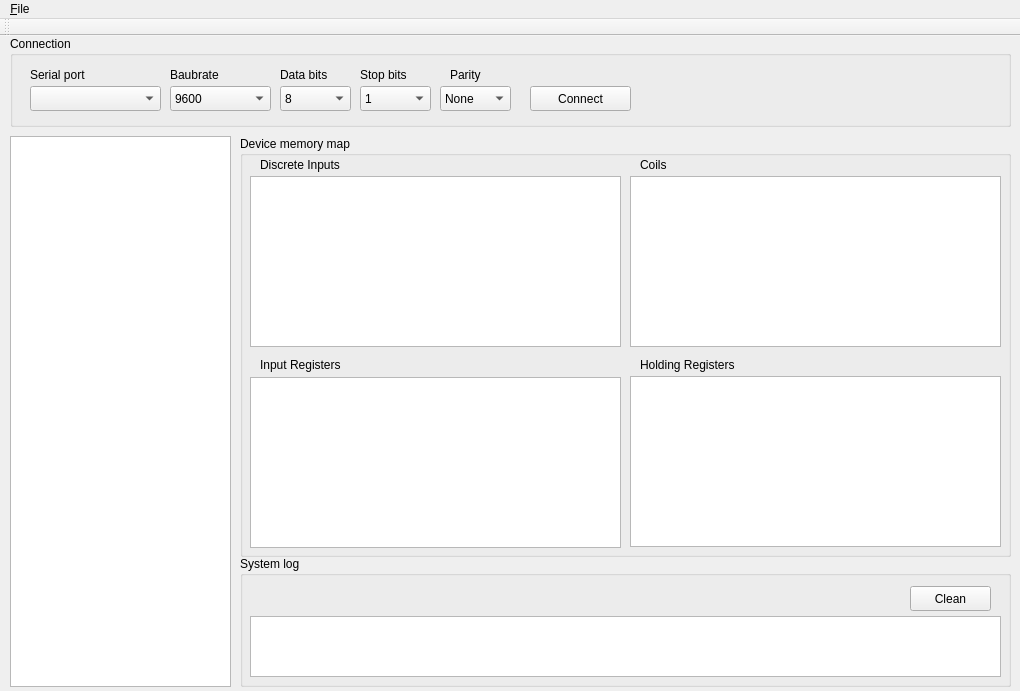
Qt form qslave-gui/forms/mainwindow.ui (maisvendoo/qslave) before a commit.
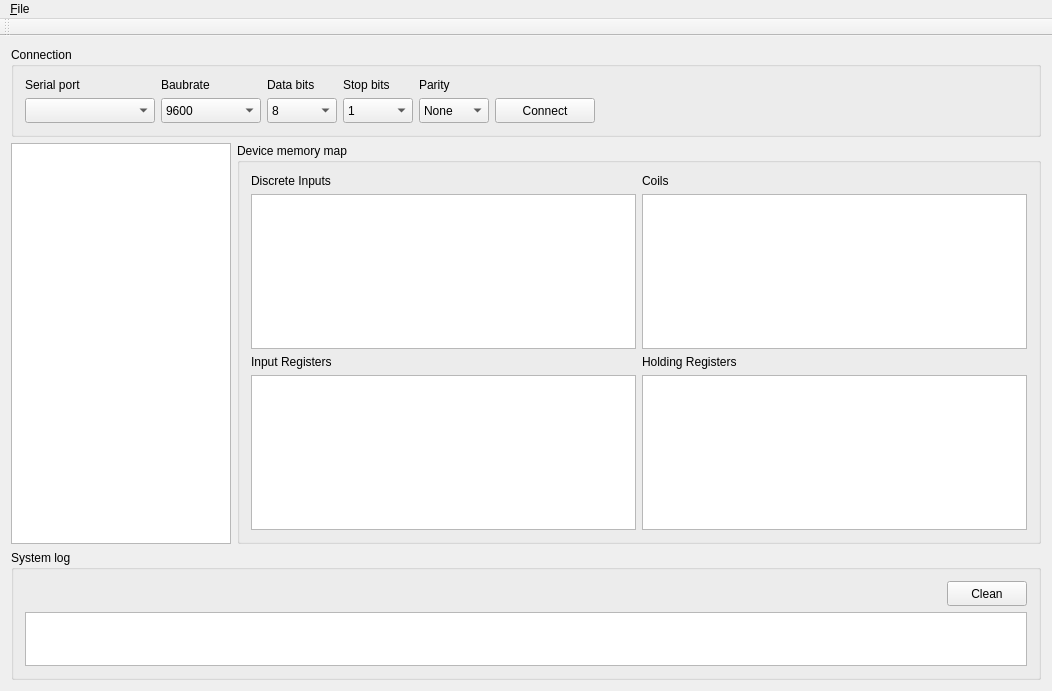
The same form after that commit.

The edit to the form file:
```diff
--- a/qslave-gui/forms/mainwindow.ui
+++ b/qslave-gui/forms/mainwindow.ui
@@ -6,7 +6,7 @@
    <rect>
     <x>0</x>
     <y>0</y>
-    <width>1020</width>
+    <width>1052</width>
     <height>691</height>
    </rect>
   </property>
@@ -14,36 +14,78 @@
    <string>QSlave Modbus network emulator</string>
   </property>
   <widget class="QWidget" name="centralWidget">
+   <layout class="QVBoxLayout" name="verticalLayout">
+    <item>
    <widget class="QGroupBox" name="gbConnection">
-    <property name="geometry">
-     <rect>
-      <x>10</x>
-      <y>0</y>
-      <width>1001</width>
-      <height>91</height>
-     </rect>
-    </property>
     <property name="title">
      <string>Connection</string>
     </property>
-    <widget class="QComboBox" name="cbPortName">
-     <property name="geometry">
-      <rect>
-       <x>20</x>
-       <y>50</y>
-       <width>131</width>
+      <layout class="QGridLayout" name="gridLayout">
+       <item row="0" column="3">
+        <widget class="QLabel" name="label_4">
+         <property name="text">
+          <string>Stop bits</string>
+         </property>
+        </widget>
+       </item>
+       <item row="0" column="4">
+        <widget class="QLabel" name="label_5">
+         <property name="text">
+          <string>Parity</string>
+         </property>
+        </widget>
+       </item>
+       <item row="1" column="3">
+        <widget class="QComboBox" name="cbStopBits">
+         <property name="sizePolicy">
+          <sizepolicy hsizetype="Fixed" vsizetype="Fixed">
+           <horstretch>0</horstretch>
+           <verstretch>0</verstretch>
+          </sizepolicy>
+         </property>
+         <property name="minimumSize">
+          <size>
+           <width>70</width>
        <height>25</height>
-      </rect>
-     </property>
-    </widget>
+          </size>
+         </property>
+         <property name="maximumSize">
+          <size>
+           <width>16777215</width>
+           <height>25</height>
+          </size>
+         </property>
+         <item>
+          <property name="text">
+           <string>1</string>
+          </property>
+         </item>
+         <item>
+          <property name="text">
+           <string>2</string>
+          </property>
+         </item>
+        </widget>
+       </item>
+       <item row="1" column="1">
     <widget class="QComboBox" name="cbBaubrate">
-     <property name="geometry">
-      <rect>
-       <x>160</x>
-       <y>50</y>
-       <width>101</width>
+         <property name="sizePolicy">
+          <sizepolicy hsizetype="Fixed" vsizetype="Fixed">
+           <horstretch>0</horstretch>
+           <verstretch>0</verstretch>
+          </sizepolicy>
+         </property>
+         <property name="minimumSize">
+          <size>
+           <width>100</width>
        <height>25</height>
-      </rect>
+          </size>
+         </property>
+         <property name="maximumSize">
+          <size>
+           <width>16777215</width>
+           <height>25</height>
+          </size>
      </property>
      <item>
       <property name="text">
@@ -111,14 +153,110 @@
       </property>
      </item>
     </widget>
+       </item>
+       <item row="1" column="0">
+        <widget class="QComboBox" name="cbPortName">
+         <property name="sizePolicy">
+          <sizepolicy hsizetype="Fixed" vsizetype="Fixed">
+           <horstretch>0</horstretch>
+           <verstretch>0</verstretch>
+          </sizepolicy>
+         </property>
+         <property name="minimumSize">
+          <size>
+           <width>130</width>
+           <height>25</height>
+          </size>
+         </property>
+         <property name="maximumSize">
+          <size>
+           <width>16777215</width>
+           <height>25</height>
+          </size>
+         </property>
+        </widget>
+       </item>
+       <item row="1" column="5">
+        <widget class="QPushButton" name="pbConnect">
+         <property name="sizePolicy">
+          <sizepolicy hsizetype="Fixed" vsizetype="Fixed">
+           <horstretch>0</horstretch>
+           <verstretch>0</verstretch>
+          </sizepolicy>
+         </property>
+         <property name="minimumSize">
+          <size>
+           <width>100</width>
+           <height>25</height>
+          </size>
+         </property>
+         <property name="maximumSize">
+          <size>
+           <width>16777215</width>
+           <height>25</height>
+          </size>
+         </property>
+         <property name="text">
+          <string>Connect</string>
+         </property>
+        </widget>
+       </item>
+       <item row="1" column="4">
+        <widget class="QComboBox" name="cbParity">
+         <property name="sizePolicy">
+          <sizepolicy hsizetype="Fixed" vsizetype="Fixed">
+           <horstretch>0</horstretch>
+           <verstretch>0</verstretch>
+          </sizepolicy>
+         </property>
+         <property name="minimumSize">
+          <size>
+           <width>70</width>
+           <height>25</height>
+          </size>
+         </property>
+         <property name="maximumSize">
+          <size>
+           <width>16777215</width>
+           <height>25</height>
+          </size>
+         </property>
+         <item>
+          <property name="text">
+           <string>None</string>
+          </property>
+         </item>
+         <item>
+          <property name="text">
+           <string>Odd</string>
+          </property>
+         </item>
+         <item>
+          <property name="text">
+           <string>Even</string>
+          </property>
+         </item>
+        </widget>
+       </item>
+       <item row="1" column="2">
     <widget class="QComboBox" name="cbDataBits">
-     <property name="geometry">
-      <rect>
-       <x>270</x>
-       <y>50</y>
-       <width>71</width>
+         <property name="sizePolicy">
+          <sizepolicy hsizetype="Fixed" vsizetype="Fixed">
+           <horstretch>0</horstretch>
+           <verstretch>0</verstretch>
+          </sizepolicy>
+         </property>
+         <property name="minimumSize">
+          <size>
+           <width>70</width>
        <height>25</height>
-      </rect>
+          </size>
+         </property>
+         <property name="maximumSize">
+          <size>
+           <width>16777215</width>
+           <height>25</height>
+          </size>
      </property>
      <property name="currentIndex">
       <number>3</number>
@@ -149,289 +287,219 @@
       </property>
      </item>
     </widget>
-    <widget class="QComboBox" name="cbStopBits">
-     <property name="geometry">
-      <rect>
-       <x>350</x>
-       <y>50</y>
-       <width>71</width>
-       <height>25</height>
-      </rect>
-     </property>
-     <item>
-      <property name="text">
-       <string>1</string>
-      </property>
-     </item>
-     <item>
-      <property name="text">
-       <string>2</string>
-      </property>
-     </item>
-    </widget>
-    <widget class="QComboBox" name="cbParity">
-     <property name="geometry">
-      <rect>
-       <x>430</x>
-       <y>50</y>
-       <width>71</width>
-       <height>25</height>
-      </rect>
-     </property>
-     <item>
-      <property name="text">
-       <string>None</string>
-      </property>
-     </item>
-     <item>
-      <property name="text">
-       <string>Odd</string>
-      </property>
-     </item>
-     <item>
-      <property name="text">
-       <string>Even</string>
-      </property>
-     </item>
-    </widget>
-    <widget class="QPushButton" name="pbConnect">
-     <property name="geometry">
-      <rect>
-       <x>520</x>
-       <y>50</y>
-       <width>101</width>
-       <height>25</height>
-      </rect>
-     </property>
-     <property name="text">
-      <string>Connect</string>
-     </property>
-    </widget>
+       </item>
+       <item row="0" column="0">
     <widget class="QLabel" name="label">
-     <property name="geometry">
-      <rect>
-       <x>20</x>
-       <y>30</y>
-       <width>81</width>
-       <height>17</height>
-      </rect>
-     </property>
      <property name="text">
       <string>Serial port</string>
      </property>
     </widget>
-    <widget class="QLabel" name="label_2">
-     <property name="geometry">
-      <rect>
-       <x>160</x>
-       <y>30</y>
-       <width>81</width>
-       <height>17</height>
-      </rect>
-     </property>
-     <property name="text">
-      <string>Baubrate</string>
-     </property>
-    </widget>
+       </item>
+       <item row="0" column="2">
     <widget class="QLabel" name="label_3">
-     <property name="geometry">
-      <rect>
-       <x>270</x>
-       <y>30</y>
-       <width>71</width>
-       <height>17</height>
-      </rect>
-     </property>
      <property name="text">
       <string>Data bits</string>
      </property>
     </widget>
-    <widget class="QLabel" name="label_4">
-     <property name="geometry">
-      <rect>
-       <x>350</x>
-       <y>30</y>
-       <width>71</width>
-       <height>17</height>
-      </rect>
-     </property>
+       </item>
+       <item row="0" column="1">
+        <widget class="QLabel" name="label_2">
      <property name="text">
-      <string>Stop bits</string>
-     </property>
-    </widget>
-    <widget class="QLabel" name="label_5">
-     <property name="geometry">
-      <rect>
-       <x>440</x>
-       <y>30</y>
-       <width>51</width>
-       <height>17</height>
-      </rect>
-     </property>
-     <property name="text">
-      <string>Parity</string>
-     </property>
-    </widget>
-   </widget>
-   <widget class="QGroupBox" name="groupBox">
-    <property name="geometry">
-     <rect>
-      <x>240</x>
-      <y>520</y>
-      <width>771</width>
-      <height>131</height>
-     </rect>
-    </property>
-    <property name="title">
-     <string>System log</string>
-    </property>
-    <widget class="QPushButton" name="pbCleanLog">
-     <property name="geometry">
-      <rect>
-       <x>670</x>
-       <y>30</y>
-       <width>81</width>
-       <height>25</height>
-      </rect>
-     </property>
-     <property name="text">
-      <string>Clean</string>
-     </property>
-    </widget>
-    <widget class="QPlainTextEdit" name="ptSystemLog">
-     <property name="geometry">
-      <rect>
-       <x>10</x>
-       <y>60</y>
-       <width>751</width>
-       <height>61</height>
-      </rect>
-     </property>
-    </widget>
-   </widget>
+          <string>Baubrate</string>
+         </property>
+        </widget>
+       </item>
+       <item row="1" column="6">
+        <spacer name="horizontalSpacer">
+         <property name="orientation">
+          <enum>Qt::Horizontal</enum>
+         </property>
+         <property name="sizeType">
+          <enum>QSizePolicy::Expanding</enum>
+         </property>
+         <property name="sizeHint" stdset="0">
+          <size>
+           <width>40</width>
+           <height>20</height>
+          </size>
+         </property>
+        </spacer>
+       </item>
+      </layout>
+     </widget>
+    </item>
+    <item>
+     <layout class="QHBoxLayout" name="horizontalLayout">
+      <item>
    <widget class="QListWidget" name="lwSlavesList">
-    <property name="geometry">
-     <rect>
-      <x>10</x>
-      <y>100</y>
-      <width>221</width>
-      <height>551</height>
-     </rect>
-    </property>
-   </widget>
+        <property name="sizePolicy">
+         <sizepolicy hsizetype="Fixed" vsizetype="Expanding">
+          <horstretch>0</horstretch>
+          <verstretch>0</verstretch>
+         </sizepolicy>
+        </property>
+        <property name="maximumSize">
+         <size>
+          <width>220</width>
+          <height>16777215</height>
+         </size>
+        </property>
+       </widget>
+      </item>
+      <item>
    <widget class="QGroupBox" name="groupBox_2">
-    <property name="geometry">
-     <rect>
-      <x>240</x>
-      <y>100</y>
-      <width>771</width>
-      <height>421</height>
-     </rect>
-    </property>
     <property name="title">
      <string>Device memory map</string>
     </property>
-    <widget class="QTableWidget" name="twDiscreteInputs">
-     <property name="geometry">
-      <rect>
-       <x>10</x>
-       <y>40</y>
-       <width>371</width>
-       <height>171</height>
-      </rect>
-     </property>
-    </widget>
+        <layout class="QGridLayout" name="gridLayout_2">
+         <item row="1" column="1">
     <widget class="QTableWidget" name="twCoils">
-     <property name="geometry">
-      <rect>
-       <x>390</x>
-       <y>40</y>
-       <width>371</width>
-       <height>171</height>
-      </rect>
-     </property>
-    </widget>
-    <widget class="QTableWidget" name="twInputRegisters">
-     <property name="geometry">
-      <rect>
-       <x>10</x>
-       <y>241</y>
-       <width>371</width>
-       <height>171</height>
-      </rect>
-     </property>
-    </widget>
-    <widget class="QTableWidget" name="twHoldingRedisters">
-     <property name="geometry">
-      <rect>
-       <x>390</x>
-       <y>240</y>
-       <width>371</width>
-       <height>171</height>
-      </rect>
-     </property>
-    </widget>
+           <property name="minimumSize">
+            <size>
+             <width>370</width>
+             <height>0</height>
+            </size>
+           </property>
+          </widget>
+         </item>
+         <item row="0" column="0">
     <widget class="QLabel" name="label_6">
-     <property name="geometry">
-      <rect>
-       <x>20</x>
-       <y>20</y>
-       <width>81</width>
-       <height>17</height>
-      </rect>
-     </property>
      <property name="text">
       <string>Discrete Inputs</string>
      </property>
     </widget>
-    <widget class="QLabel" name="label_7">
-     <property name="geometry">
-      <rect>
-       <x>400</x>
-       <y>20</y>
-       <width>81</width>
-       <height>17</height>
-      </rect>
-     </property>
-     <property name="text">
-      <string>Coils</string>
-     </property>
-    </widget>
+         </item>
+         <item row="3" column="1">
+          <widget class="QTableWidget" name="twHoldingRedisters">
+           <property name="minimumSize">
+            <size>
+             <width>370</width>
+             <height>0</height>
+            </size>
+           </property>
+          </widget>
+         </item>
+         <item row="1" column="0">
+          <widget class="QTableWidget" name="twDiscreteInputs">
+           <property name="minimumSize">
+            <size>
+             <width>370</width>
+             <height>0</height>
+            </size>
+           </property>
+          </widget>
+         </item>
+         <item row="2" column="0">
     <widget class="QLabel" name="label_8">
-     <property name="geometry">
-      <rect>
-       <x>20</x>
-       <y>220</y>
-       <width>81</width>
-       <height>17</height>
-      </rect>
-     </property>
      <property name="text">
       <string>Input Registers</string>
      </property>
     </widget>
+         </item>
+         <item row="2" column="1">
     <widget class="QLabel" name="label_9">
-     <property name="geometry">
-      <rect>
-       <x>400</x>
-       <y>220</y>
-       <width>101</width>
-       <height>17</height>
-      </rect>
-     </property>
      <property name="text">
       <string>Holding Registers</string>
      </property>
     </widget>
-   </widget>
+         </item>
+         <item row="3" column="0">
+          <widget class="QTableWidget" name="twInputRegisters">
+           <property name="minimumSize">
+            <size>
+             <width>370</width>
+             <height>0</height>
+            </size>
+           </property>
+          </widget>
+         </item>
+         <item row="0" column="1">
+          <widget class="QLabel" name="label_7">
+           <property name="text">
+            <string>Coils</string>
+           </property>
+          </widget>
+         </item>
+        </layout>
+       </widget>
+      </item>
+     </layout>
+    </item>
+    <item>
+     <widget class="QGroupBox" name="groupBox">
+      <property name="minimumSize">
+       <size>
+        <width>0</width>
+        <height>130</height>
+       </size>
+      </property>
+      <property name="maximumSize">
+       <size>
+        <width>16777215</width>
+        <height>170</height>
+       </size>
+      </property>
+      <property name="title">
+       <string>System log</string>
+      </property>
+      <layout class="QVBoxLayout" name="verticalLayout_3">
+       <item>
+        <layout class="QHBoxLayout" name="horizontalLayout_2">
+         <item>
+          <spacer name="horizontalSpacer_2">
+           <property name="orientation">
+            <enum>Qt::Horizontal</enum>
+           </property>
+           <property name="sizeHint" stdset="0">
+            <size>
+             <width>40</width>
+             <height>20</height>
+            </size>
+           </property>
+          </spacer>
+         </item>
+         <item>
+          <widget class="QPushButton" name="pbCleanLog">
+           <property name="sizePolicy">
+            <sizepolicy hsizetype="Fixed" vsizetype="Fixed">
+             <horstretch>0</horstretch>
+             <verstretch>0</verstretch>
+            </sizepolicy>
+           </property>
+           <property name="minimumSize">
+            <size>
+             <width>80</width>
+             <height>25</height>
+            </size>
+           </property>
+           <property name="maximumSize">
+            <size>
+             <width>80</width>
+             <height>25</height>
+            </size>
+           </property>
+           <property name="text">
+            <string>Clean</string>
+           </property>
+          </widget>
+         </item>
+        </layout>
+       </item>
+       <item>
+        <widget class="QPlainTextEdit" name="ptSystemLog"/>
+       </item>
+      </layout>
+     </widget>
+    </item>
+   </layout>
   </widget>
   <widget class="QMenuBar" name="menuBar">
    <property name="geometry">
     <rect>
      <x>0</x>
      <y>0</y>
-     <width>1020</width>
-     <height>18</height>
+     <width>1052</width>
+     <height>22</height>
     </rect>
    </property>
    <widget class="QMenu" name="menuFile">
```
Lines whose indentation alone changed are shown as unchanged.
